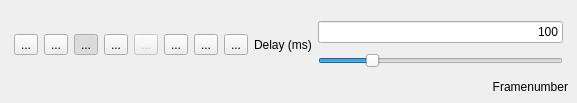
Above: playbackdialog.ui from SamDehaeck/GigaViewer before the change. Below: the same form after it.
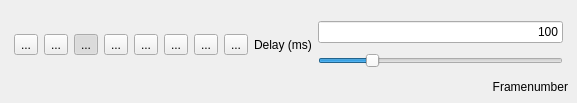
That is the form after the change. Icons and pictures are not drawn.

```diff
--- a/playbackdialog.ui
+++ b/playbackdialog.ui
@@ -161,7 +161,7 @@
             <item>
              <widget class="QToolButton" name="snapshotButton">
               <property name="enabled">
-               <bool>false</bool>
+               <bool>true</bool>
               </property>
               <property name="text">
                <string>...</string>
```
